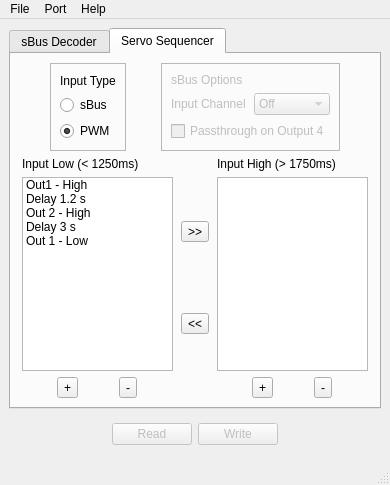
Old version of the form Software/SBusDecoderClient/mainwindow.ui in the repository bemcgarvey/SBus-Decoder.
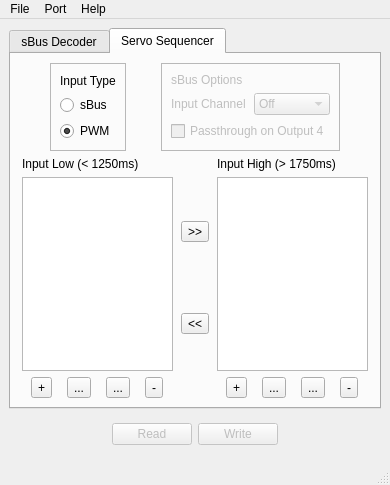
New version of the form. The open tabs and pages were chosen to show the change. Icons and pictures are not drawn.

The edit to the form file:
```diff
--- a/Software/SBusDecoderClient/mainwindow.ui
+++ b/Software/SBusDecoderClient/mainwindow.ui
@@ -1199,31 +1199,6 @@
               <property name="selectionMode">
                <enum>QAbstractItemView::MultiSelection</enum>
               </property>
-              <item>
-               <property name="text">
-                <string>Out1 - High</string>
-               </property>
-              </item>
-              <item>
-               <property name="text">
-                <string>Delay 1.2 s</string>
-               </property>
-              </item>
-              <item>
-               <property name="text">
-                <string>Out 2 - High</string>
-               </property>
-              </item>
-              <item>
-               <property name="text">
-                <string>Delay 3 s</string>
-               </property>
-              </item>
-              <item>
-               <property name="text">
-                <string>Out 1 - Low</string>
-               </property>
-              </item>
              </widget>
             </item>
             <item>
@@ -1239,6 +1214,28 @@
                 </property>
                </widget>
               </item>
+              <item>
+               <widget class="QToolButton" name="lowUpButton">
+                <property name="text">
+                 <string>...</string>
+                </property>
+                <property name="icon">
+                 <iconset resource="resources.qrc">
+                  <normaloff>:/images/up_arrow.png</normaloff>:/images/up_arrow.png</iconset>
+                </property>
+               </widget>
+              </item>
+              <item>
+               <widget class="QToolButton" name="lowDownButton">
+                <property name="text">
+                 <string>...</string>
+                </property>
+                <property name="icon">
+                 <iconset resource="resources.qrc">
+                  <normaloff>:/images/down_arrow.png</normaloff>:/images/down_arrow.png</iconset>
+                </property>
+               </widget>
+              </item>
               <item>
                <widget class="QToolButton" name="lowXButton">
                 <property name="text">
@@ -1354,6 +1351,28 @@
                 </property>
                </widget>
               </item>
+              <item>
+               <widget class="QToolButton" name="highUpButton">
+                <property name="text">
+                 <string>...</string>
+                </property>
+                <property name="icon">
+                 <iconset resource="resources.qrc">
+                  <normaloff>:/images/up_arrow.png</normaloff>:/images/up_arrow.png</iconset>
+                </property>
+               </widget>
+              </item>
+              <item>
+               <widget class="QToolButton" name="highDownButton">
+                <property name="text">
+                 <string>...</string>
+                </property>
+                <property name="icon">
+                 <iconset resource="resources.qrc">
+                  <normaloff>:/images/down_arrow.png</normaloff>:/images/down_arrow.png</iconset>
+                </property>
+               </widget>
+              </item>
               <item>
                <widget class="QToolButton" name="highXButton">
                 <property name="text">
```
Left out of the diff: 4 changed lines with no effect on the pictures.
